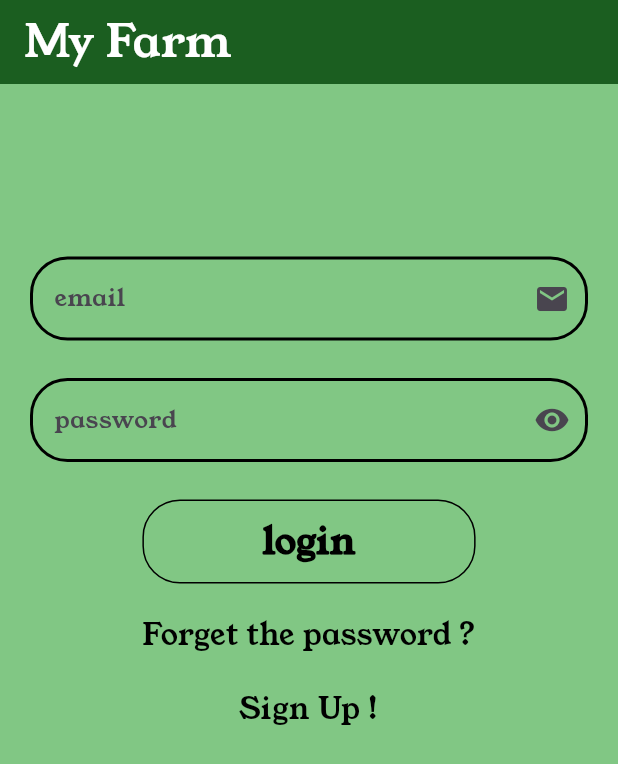
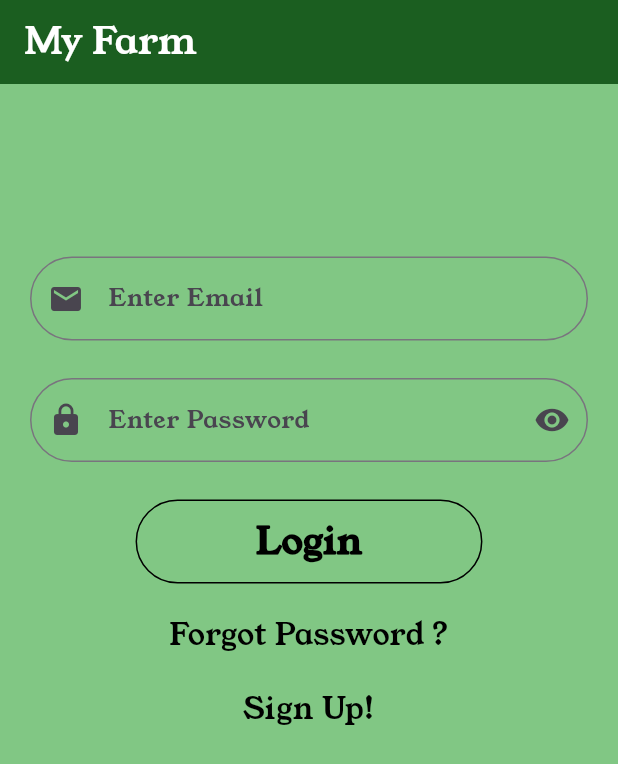
Before and after one commit to aliMokhtar2/FarmLandDetection, a Flutter app: the screen it shows after launch, on a phone screen of 412 x 824 dp. Shown: the top 764 px of the screen. Run offline on Flutter 3.47's test engine with Material 3 defaults, Android fonts, the light colour scheme and no system bars; our stand-ins replace cached_network_image, cloud_firestore, firebase_analytics, firebase_auth, firebase_core, firebase_database and 3 more; missing offline and left inert: firebase_app_check; accounts and stored records are empty.

Commit message:
final app2

```diff
--- a/lib/main.dart
+++ b/lib/main.dart
@@ -1,7 +1,9 @@
 //import 'package:farm_land/pages/login.dart';
 //import 'dart:js';
 import 'package:farm_land/pages/home.dart';
+import 'package:farm_land/pages/login.dart';
 import 'package:farm_land/pages/notification.dart';
+import 'package:farm_land/pages/setting.dart';
 import 'package:farm_land/pages/splashpage.dart';
 import 'package:firebase_auth/firebase_auth.dart';
 import 'package:farm_land/servises/notification.dart';
@@ -52,7 +54,6 @@ class MyApp extends StatefulWidget {
   @override
   State<MyApp> createState() => _MyAppState();
 }
-
 class _MyAppState extends State<MyApp> {
   final FirebaseMessaging _fcm = FirebaseMessaging.instance;
   // This widget is the root of your application.
@@ -71,7 +72,7 @@ class _MyAppState extends State<MyApp> {
     return MaterialApp(
       theme: ThemeData(fontFamily: 'Flu'),
       debugShowCheckedModeBanner: false,
-      home: const SplashPage(),
+      home: const MyFirstApp(),
     );
   }
 }
--- a/lib/pages/login.dart
+++ b/lib/pages/login.dart
@@ -31,7 +31,7 @@ class _MyFirsAppState extends State<MyFirstApp> {
         backgroundColor: Colors.green.shade900,
         title: const Text(
           'My Farm',
-          style: TextStyle(fontSize: 30, color: Colors.white),
+          style: TextStyle(fontSize: 25, color: Colors.white),
         ),
       ),
 body: SingleChildScrollView(
@@ -46,67 +46,79 @@ class _MyFirsAppState extends State<MyFirstApp> {
           const SizedBox(
             height: 95,
           ),
-                textfeild(
-                    "email",
-                    " enter email",
-                    IconButton(onPressed: () {}, icon: const Icon(Icons.email)),
-                    TextInputType.emailAddress,
-                    email,
-                    "Email is too short"),
+          TextFormField(
+            keyboardType: TextInputType.emailAddress,
+            controller: email,
+            decoration: InputDecoration(
+              labelText: "Enter Email",
+              border: OutlineInputBorder(
+                borderRadius: BorderRadius.circular(30.0),
+              ),
+              hintText: "example@example.com",
+              prefixIcon: const Icon(Icons.email),
+            ),
+            validator: (value) {
+              if (value == null || value.isEmpty) {
+                return 'Email is too short';
+              }
+              return null;
+            },
+          ),
           const SizedBox(
             height: 25,
           ),
-                textfeild(
-                    "password",
-                    " enter password",
-                    IconButton(
-                      icon: ic,
+          TextFormField(
+            obscureText: pass,
+            keyboardType: TextInputType.visiblePassword,
+            controller: password,
+            decoration: InputDecoration(
+              labelText: "Enter Password",
+              border: OutlineInputBorder(
+                borderRadius: BorderRadius.circular(30.0),
+              ),
+              hintText: "Enter your password",
+              suffixIcon: IconButton(
+                icon: pass ? const Icon(Icons.remove_red_eye_rounded) : const Icon(Icons.remove_red_eye_outlined),
                 onPressed: () {
                   setState(() {
                     pass = !pass;
-                          if (pass == true) {
-                            ic = const Icon(Icons.remove_red_eye_rounded);
-                          } else {
-                            ic = const Icon(Icons.remove_red_eye_outlined);
-                          }
                   });
                 },
               ),
-                    TextInputType.visiblePassword,
-                    password,
-                    "Password is too short"),
+              prefixIcon: const Icon(Icons.lock),
+            ),
+            validator: (value) {
+              if (value == null || value.isEmpty) {
+                return 'Password is too short';
+              }
+              return null;
+            },
+          ),
           const SizedBox(
             height: 25,
           ),
           MaterialButton(
-                  padding:
-                      const EdgeInsets.symmetric(vertical: 10, horizontal: 80),
+            padding: const EdgeInsets.symmetric(vertical: 10, horizontal: 80),
             onPressed: () async {
               if (formKey.currentState!.validate()) {
                 try {
-                        //MyAppMethods.loadingPage(context: context);
-                        await auth
-                            .signInWithEmailAndPassword(
+                  await auth.signInWithEmailAndPassword(
                     email: email.text.trim(),
                     password: password.text.trim(),
-                        )
-                            .then((value) async {
+                  );
                   Fluttertoast.showToast(
-                              msg: "Login Success!",
+                    msg: "Login Success",
                     toastLength: Toast.LENGTH_SHORT,
                     textColor: Colors.white,
-                              backgroundColor: Colors.green);
-                          print('heeloooo');
+                    backgroundColor: Colors.green,
+                  );
                   Navigator.push(
                     context,
                     MaterialPageRoute(builder: (_) => const Home()),
-                            //(route) => false,
                   );
-                        });
-                        //Navigator.pop(context);
                 } on FirebaseAuthException catch (error) {
                   Fluttertoast.showToast(
-                          msg: "An error occured $error",
+                    msg: "An error occurred: $error",
                     toastLength: Toast.LENGTH_SHORT,
                     backgroundColor: Colors.red,
                     textColor: Colors.white,
@@ -114,7 +126,7 @@ class _MyFirsAppState extends State<MyFirstApp> {
                   print(error.toString());
                 } catch (error) {
                   Fluttertoast.showToast(
-                          msg: "An error occured $error",
+                    msg: "An error occurred: $error",
                     toastLength: Toast.LENGTH_SHORT,
                     backgroundColor: Colors.red,
                     textColor: Colors.white,
@@ -124,10 +136,10 @@ class _MyFirsAppState extends State<MyFirstApp> {
               }
             },
             shape: OutlineInputBorder(
-                    borderRadius: BorderRadius.circular(25),
+              borderRadius: BorderRadius.circular(35),
             ),
             child: const Text(
-                    'login',
+              'Login',
               style: TextStyle(
                 color: Colors.black,
                 fontSize: 25,
@@ -138,13 +150,12 @@ class _MyFirsAppState extends State<MyFirstApp> {
           const SizedBox(height: 20),
           GestureDetector(
             onTap: () {
-                    Navigator.of(context).push(
-                        MaterialPageRoute(builder: (BuildContext context) {
-                      return const forgetpass();
+              Navigator.of(context).push(MaterialPageRoute(builder: (BuildContext context) {
+                return forgetpass();
               }));
             },
             child: const Text(
-                    "Forget the password ?",
+              "Forgot Password ?",
               style: TextStyle(
                 color: Colors.black,
                 fontSize: 20,
@@ -154,13 +165,12 @@ class _MyFirsAppState extends State<MyFirstApp> {
           const SizedBox(height: 20),
           GestureDetector(
             onTap: () {
-                    Navigator.of(context).push(
-                        MaterialPageRoute(builder: (BuildContext context) {
+              Navigator.of(context).push(MaterialPageRoute(builder: (BuildContext context) {
                 return const SignUp();
               }));
             },
             child: const Text(
-                    "Sign Up !",
+              "Sign Up!",
               style: TextStyle(
                 color: Colors.black,
                 fontSize: 20,
--- a/lib/pages/notification.dart
+++ b/lib/pages/notification.dart
@@ -68,8 +68,8 @@ class _NotificationScreenState extends State<NotificationScreen> {
               appBar: AppBar(
                 backgroundColor: Colors.green.shade900,
                 title: const Text(
-                  "History Of Image",
-                  style: TextStyle(color: Colors.white, fontSize: 20),
+                  "Notification",
+                  style: TextStyle(color: Colors.white, fontSize: 25),
                 ),
                 // actions: [
                 //   SizedBox(
--- a/lib/pages/signup.dart
+++ b/lib/pages/signup.dart
@@ -51,7 +51,7 @@ class _SignUpState extends State<SignUp> {
         backgroundColor: Colors.green.shade900,
         title: const Text(
           "Sign Up ",
-          style: TextStyle(color: Colors.white, fontSize: 30),
+          style: TextStyle(color: Colors.white, fontSize: 25),
         ),
       ),
       body: Form(
@@ -182,7 +182,7 @@ class _SignUpState extends State<SignUp> {
                       borderRadius: BorderRadius.circular(25),
                     ),
                     child: const Text(
-                      'Creat',
+                      'Register',
                       style: TextStyle(
                         color: Colors.black,
                         fontSize: 25,
```
Also changed, not shown: lib/pages/home.dart (+5 -5 lines), lib/pages/setting.dart (+6 -7 lines). Lines whose indentation alone changed are shown as unchanged.
